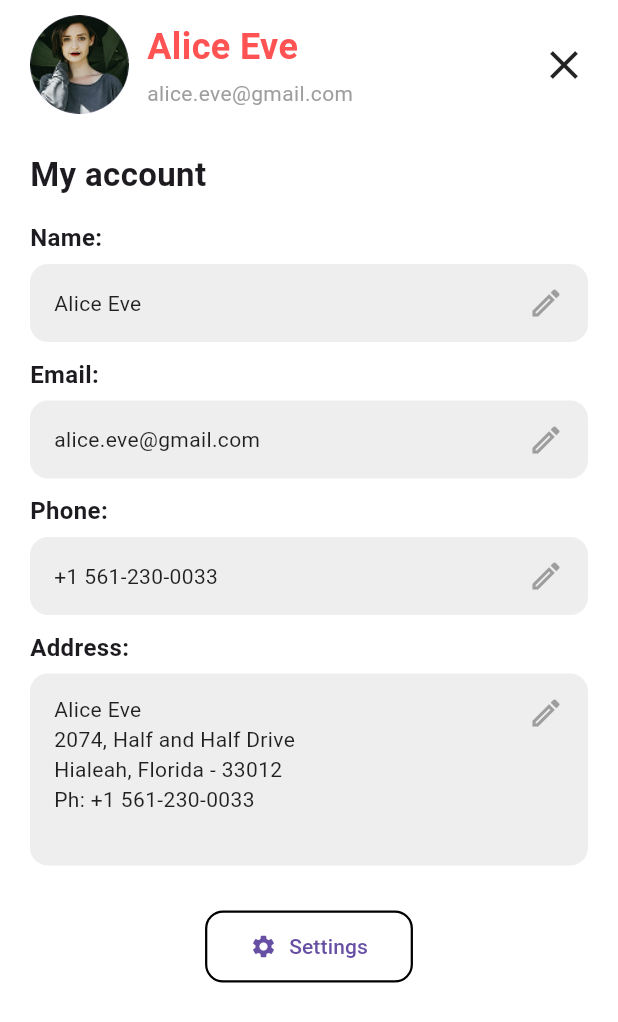
After one commit to niazi90/Rebuy_app, a Flutter app: the MyAccountView screen opened by its route, on a phone screen of 412 x 824 dp. The commit adds this screen. Shown: the top 1022 px of the screen. Run offline on Flutter 3.47's test engine with Material 3 defaults, Android fonts, the phone set to English and light mode, and no system bars; our stand-ins replace device_preview, get; network calls fail.

Commit message:
update on it

```diff
--- /dev/null
+++ b/lib/controller/message_controller/message_controller.dart
@@ -0,0 +1,5 @@
+import 'package:get/get.dart';
+
+class MessagesController extends GetxController {
+  var searchText = ''.obs;
+}
--- a/lib/main.dart
+++ b/lib/main.dart
@@ -1,15 +1,19 @@
 import 'package:device_preview/device_preview.dart';
 import 'package:flutter/material.dart';
 import 'package:get/get.dart';
+
 import 'package:rebuy/views/auth_view/login_view.dart';
 import 'package:rebuy/views/auth_view/signup_view.dart';
-import 'package:rebuy/views/home/home_view.dart';
+import 'package:rebuy/views/home_view/home_view.dart';
+import 'package:rebuy/views/menu_view/menu_view.dart';
+import 'package:rebuy/views/message_view/message_view.dart';
+import 'package:rebuy/views/my_account_view/my_account_view.dart';
 import 'package:rebuy/views/splish_view/splish_view.dart';
-
 
 void main() {
   runApp(
     DevicePreview(
+           // optional, you can set true if needed
       builder: (context) => const MyApp(),
     ),
   );
@@ -23,11 +27,19 @@ class MyApp extends StatelessWidget {
     return GetMaterialApp(
       debugShowCheckedModeBanner: false,
       initialRoute: '/splish',
+      useInheritedMediaQuery: true,
+      builder: DevicePreview.appBuilder,
+
       getPages: [
         GetPage(name: '/splish', page: () => SplishView()),
         GetPage(name: '/login', page: () => LoginView()),
         GetPage(name: '/signup', page: () => SignupView()),
         GetPage(name: '/home', page: () => HomeView()),
+
+        /// Menu & My Account Routes
+        GetPage(name: '/menu', page: () => MenuView()),
+        GetPage(name: '/message', page: () => MessagesView()),
+        GetPage(name: '/my-account', page: () => MyAccountView()),
       ],
     );
   }
--- /dev/null
+++ b/lib/views/my_account_view/my_account_view.dart
@@ -0,0 +1,171 @@
+import 'package:flutter/material.dart';
+import 'package:get/get.dart';
+
+class MyAccountView extends StatelessWidget {
+  const MyAccountView({super.key});
+
+  @override
+  Widget build(BuildContext context) {
+    return Scaffold(
+      backgroundColor: Colors.white,
+      body: SafeArea(
+        child: SingleChildScrollView(
+          padding: EdgeInsets.symmetric(horizontal: 20, vertical: 10),
+          child: Column(
+            crossAxisAlignment: CrossAxisAlignment.start,
+            children: [
+
+              /// --- HEADER ---
+              Row(
+                mainAxisAlignment: MainAxisAlignment.spaceBetween,
+                children: [
+                  /// Profile + Name + Email
+                  Row(
+                    children: [
+                      CircleAvatar(
+                        radius: 33,
+                        backgroundImage: AssetImage("assets/images/User image.png"),
+                      ),
+                      SizedBox(width: 12),
+                      Column(
+                        crossAxisAlignment: CrossAxisAlignment.start,
+                        children: [
+                          Text(
+                            "Alice Eve",
+                            style: TextStyle(
+                              fontSize: 24,
+                              fontWeight: FontWeight.w700,
+                              color: Colors.redAccent,
+                            ),
+                          ),
+                          SizedBox(height: 4),
+                          Text(
+                            "alice.eve@gmail.com",
+                            style: TextStyle(color: Colors.grey),
+                          )
+                        ],
+                      ),
+                    ],
+                  ),
+
+                  /// Close button
+                  GestureDetector(
+                    onTap: () => Get.back(),
+                    child: Icon(Icons.close, size: 32),
+                  ),
+                ],
+              ),
+
+              SizedBox(height: 25),
+
+              Text(
+                "My account",
+                style: TextStyle(fontSize: 22, fontWeight: FontWeight.w700),
+              ),
+
+              SizedBox(height: 15),
+
+              /// NAME FIELD
+              _label("Name:"),
+              _inputField("Alice Eve"),
+
+              SizedBox(height: 10),
+
+              /// EMAIL
+              _label("Email:"),
+              _inputField("alice.eve@gmail.com"),
+
+              SizedBox(height: 10),
+
+              /// PHONE
+              _label("Phone:"),
+              _inputField("+1 561-230-0033"),
+
+              SizedBox(height: 10),
+
+              /// ADDRESS
+              _label("Address:"),
+              _addressField("""
+Alice Eve
+2074, Half and Half Drive
+Hialeah, Florida - 33012
+Ph: +1 561-230-0033
+"""),
+
+              SizedBox(height: 30),
+
+              /// SETTINGS BUTTON
+              Center(
+                child: OutlinedButton.icon(
+                  onPressed: () {},
+                  icon: Icon(Icons.settings),
+                  label: Text("Settings"),
+                  style: OutlinedButton.styleFrom(
+                    padding:
+                        EdgeInsets.symmetric(horizontal: 30, vertical: 14),
+                    shape: RoundedRectangleBorder(
+                      borderRadius: BorderRadius.circular(12),
+                    ),
+                    side: BorderSide(color: Colors.black, width: 1.5),
+                  ),
+                ),
+              ),
+
+              SizedBox(height: 20),
+            ],
+          ),
+        ),
+      ),
+    );
+  }
+
+  /// ------------------- WIDGETS -------------------
+
+  Widget _label(String text) {
+    return Text(
+      text,
+      style: TextStyle(
+        fontWeight: FontWeight.w700,
+        fontSize: 16,
+      ),
+    );
+  }
+
+  Widget _inputField(String text) {
+    return Container(
+      padding: EdgeInsets.symmetric(horizontal: 16, vertical: 14),
+      margin: EdgeInsets.only(top: 6),
+      decoration: BoxDecoration(
+        color: Colors.grey.shade200,
+        borderRadius: BorderRadius.circular(12),
+      ),
+      child: Row(
+        mainAxisAlignment: MainAxisAlignment.spaceBetween,
+        children: [
+          Text(text, style: TextStyle(color: Colors.black87)),
+          Icon(Icons.edit_outlined, color: Colors.grey),
+        ],
+      ),
+    );
+  }
+
+  Widget _addressField(String text) {
+    return Container(
+      padding: EdgeInsets.symmetric(horizontal: 16, vertical: 14),
+      margin: EdgeInsets.only(top: 6),
+      decoration: BoxDecoration(
+        color: Colors.grey.shade200,
+        borderRadius: BorderRadius.circular(12),
+      ),
+      child: Row(
+        crossAxisAlignment: CrossAxisAlignment.start,
+        children: [
+          Expanded(
+            child: Text(text, style: TextStyle(color: Colors.black87)),
+          ),
+          Icon(Icons.edit_outlined, color: Colors.grey),
+        ],
+      ),
+    );
+  }
+}
```
Also changed, not shown: lib/controller/menu/menu_controller.dart (added, +32 -0 lines), lib/views/home_view/home_view.dart (renamed from lib/views/home/home_view.dart, +12 -2 lines), lib/views/menu_view/menu_view.dart (added, +150 -0 lines), lib/views/message_view/message_view.dart (added, +245 -0 lines), lib/controller/my_account_controller/my _account_controller.dart (added).
